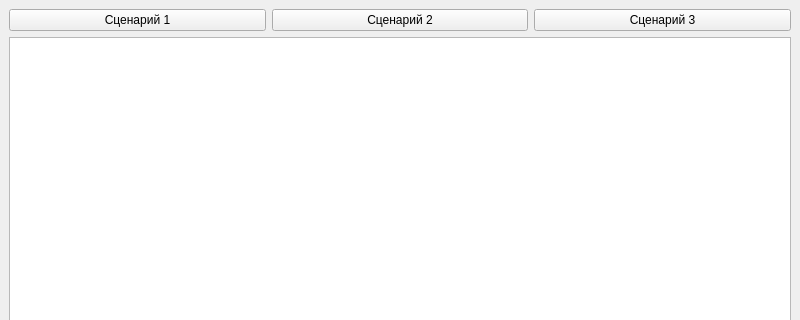
Before: the Qt Designer form View/form.ui in Abcrtemy/Graphic_Editor, drawn with Qt 5; both pictures show x 0 to 800 and y 0 to 320 of the 800 by 600 pixel window.
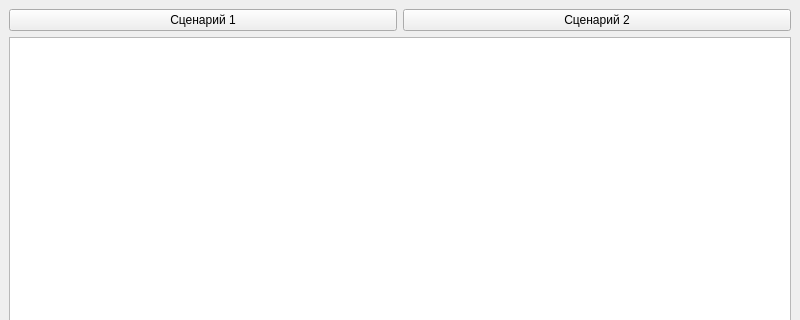
After: the same form once the commit is applied.

Diff of the .ui file:
```diff
--- a/View/form.ui
+++ b/View/form.ui
@@ -31,13 +31,6 @@
         </property>
        </widget>
       </item>
-      <item>
-       <widget class="QPushButton" name="pushButton_3">
-        <property name="text">
-         <string>Сценарий 3</string>
-        </property>
-       </widget>
-      </item>
      </layout>
     </item>
     <item>
```
Left out of the diff: 29 changed lines with no effect on the pictures.
